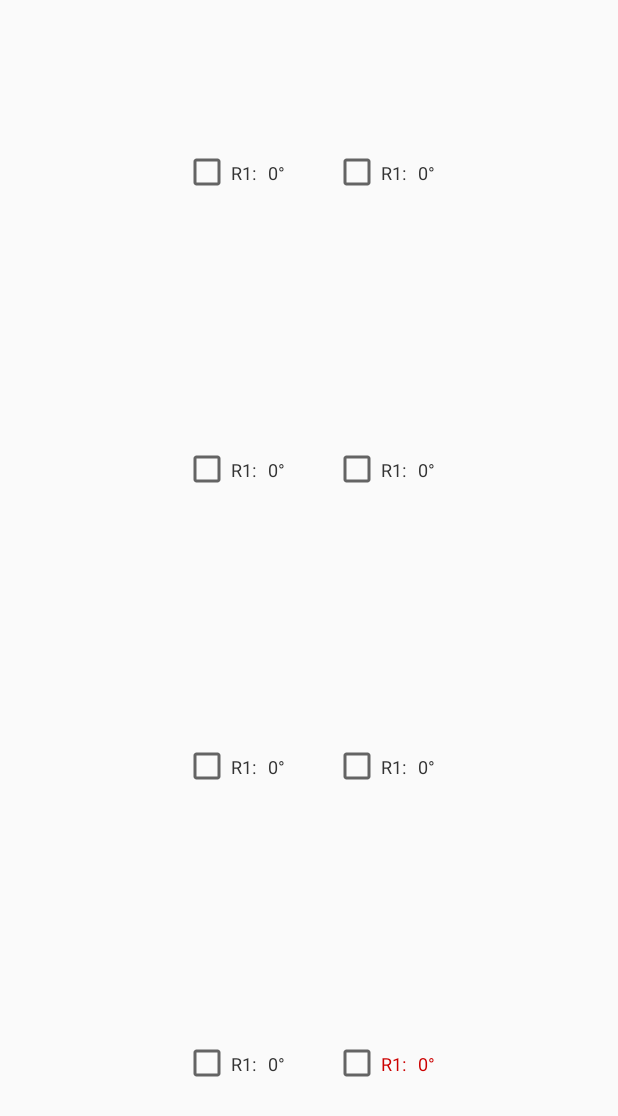
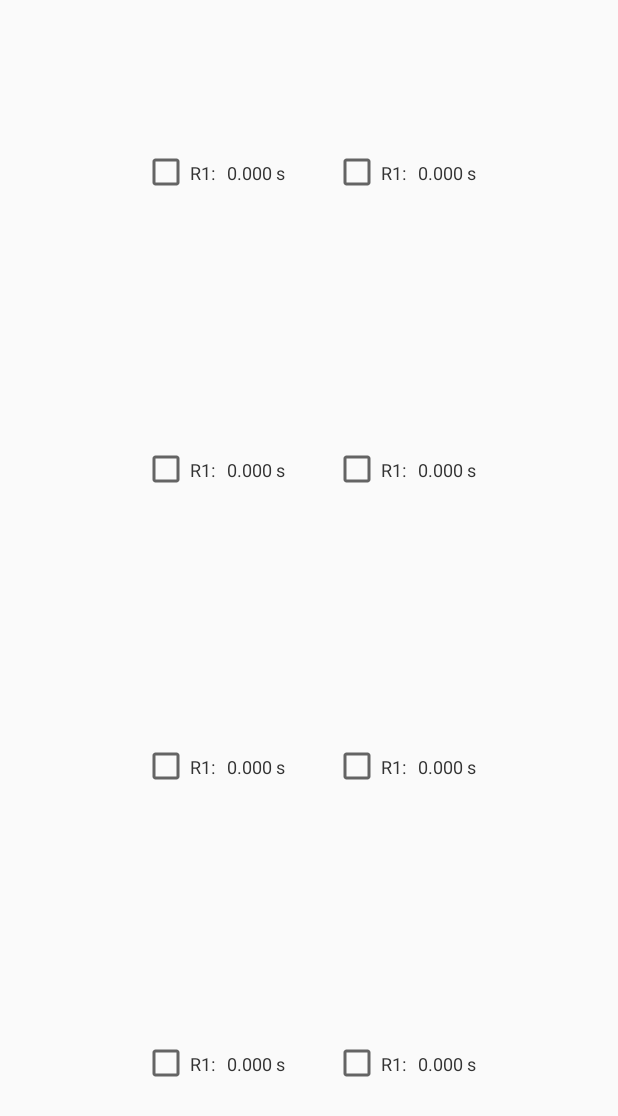
Before and after one commit to joss94/JRow, an Android app: the fragment TrainingTableFragment placed in its activity, on a phone screen of 412 x 824 dp. Shown: the top 1116 px of the screen. Run offline under Robolectric (Android 15) with nearby library versions, the light colour scheme and no system bars; libraries missing offline, so code that uses them is left out: com.jjoe64.graphview; plain views replace DrawerSlidingPane; 9 statements that could not run were skipped.

Commit message:
Auto stash for revert of "Merge branch 'dev' into feature/transformThreadsIntoServices"

```diff
--- a/app/src/main/java/com/joss/jrow/BluetoothConnectionActivity.java
+++ b/app/src/main/java/com/joss/jrow/BluetoothConnectionActivity.java
@@ -1,5 +1,7 @@
 package com.joss.jrow;
 
+import android.app.Dialog;
+import android.app.DialogFragment;
 import android.app.ProgressDialog;
 import android.bluetooth.BluetoothAdapter;
 import android.bluetooth.BluetoothDevice;
@@ -28,7 +30,7 @@ public abstract class BluetoothConnectionActivity extends AppCompatActivity impl
     private BluetoothConnectThread connectThread;
     private BluetoothListenThread listenThread;
 
-    ProgressDialog progress;
+    private ProgressDialogFragment progress;
 
     private final BroadcastReceiver mReceiver = new BroadcastReceiver() {
         @Override
@@ -47,10 +49,7 @@ public abstract class BluetoothConnectionActivity extends AppCompatActivity impl
         IntentFilter filter  = new IntentFilter(BluetoothDevice.ACTION_FOUND);
         registerReceiver(mReceiver, filter);
 
-        progress = new ProgressDialog(this);
-        progress.setTitle("Connecting");
-        progress.setMessage("Wait while connecting to the Arduino..");
-        progress.setCancelable(false); // disable dismiss by tapping outside of the dialog
+        progress = new ProgressDialogFragment();
     }
 
     @Override
@@ -93,7 +92,7 @@ public abstract class BluetoothConnectionActivity extends AppCompatActivity impl
     }
 
     private void connectToDevice(BluetoothDevice device){
-        progress.show();
+        progress.show(getFragmentManager(), "PROGRESS");
         connectThread = new BluetoothConnectThread(device, adapter, this);
 
         connectThread.start();
@@ -152,6 +151,17 @@ public abstract class BluetoothConnectionActivity extends AppCompatActivity impl
         }
     }
 
+    public static class ProgressDialogFragment extends DialogFragment {
+        @Override
+        public Dialog onCreateDialog(Bundle savedInstanceState) {
+            ProgressDialog progress = new ProgressDialog(getActivity().getApplicationContext());
+            progress.setTitle("Connecting");
+            progress.setMessage("Wait while connecting to the Arduino..");
+            progress.setCancelable(false); // disable dismiss by tapping outside of the dialog
+            return progress;
+        }
+    }
+
 
     protected abstract void onDeviceFound(BluetoothDevice device);
     protected abstract void onConnectionError(String error);
--- a/app/src/main/java/com/joss/jrow/TrainingEnvironment/TrainingFragment/DataContainer/GraphData.java
+++ b/app/src/main/java/com/joss/jrow/TrainingEnvironment/TrainingFragment/DataContainer/GraphData.java
@@ -11,7 +11,7 @@ import java.util.ArrayList;
 public class GraphData extends ArrayList<LineGraphSeries<DataPoint>> {
 
     private static final long serialVersionUID = -3630374071534032353L;
-    public static final int[] colors = {Color.GRAY, Color.rgb(255,102,0), Color.BLUE, Color.MAGENTA, Color.BLACK, Color.rgb(0, 150, 0), Color.rgb(100, 50, 130)};
+    public static final int[] colors = {Color.GRAY, Color.rgb(255,102,0), Color.BLUE, Color.MAGENTA, Color.BLACK, Color.rgb(0, 150, 0), Color.rgb(100, 50, 130), Color.RED};
 
     private static GraphData ourInstance = new GraphData();
 
--- a/app/src/main/java/com/joss/jrow/TrainingEnvironment/TrainingFragment/TrainingTableFragment.java
+++ b/app/src/main/java/com/joss/jrow/TrainingEnvironment/TrainingFragment/TrainingTableFragment.java
@@ -100,7 +100,7 @@ public class TrainingTableFragment extends Fragment implements Measures.OnNewMea
         namesLabels.add((TextView)v.findViewById(R.id.name7));
         namesLabels.add((TextView)v.findViewById(R.id.name8));
 
-        for(int i =0; i<7; i++){
+        for(int i=0; i<8; i++){
             namesLabels.get(i).setTextColor(GraphData.colors[i]);
             namesLabels.get(i).setText(Session.getSession().getRowers().get(i));
         }
--- a/app/src/main/res/layout-land/fragment_training_table.xml
+++ b/app/src/main/res/layout-land/fragment_training_table.xml
@@ -210,16 +210,14 @@
                 android:text="@string/dummy_rower"
                 android:maxLength="6"
                 android:layout_marginEnd="@dimen/margin_small"
-                android:textSize="@dimen/text_small"
-                android:textColor="@color/red"/>
+                android:textSize="@dimen/text_small" />
 
             <TextView
                 android:id="@+id/angle8"
                 android:layout_width="wrap_content"
                 android:layout_height="wrap_content"
                 android:text="@string/dummy_delay"
-                android:textSize="@dimen/text_small"
-                android:textColor="@color/red"/>
+                android:textSize="@dimen/text_small" />
         </TableRow>
 
     </TableLayout>
--- a/app/src/main/res/layout/fragment_training.xml
+++ b/app/src/main/res/layout/fragment_training.xml
@@ -28,7 +28,7 @@
             android:id="@+id/display_fragment"
             android:layout_width="match_parent"
             android:layout_height="0dp"
-            android:layout_weight="1"
+            android:layout_weight="1.5"
             tools:layout="@layout/activity_main" />
     </LinearLayout>
 
--- a/app/src/main/res/layout/fragment_training_table.xml
+++ b/app/src/main/res/layout/fragment_training_table.xml
@@ -198,16 +198,14 @@
                 android:text="@string/dummy_rower"
                 android:maxLength="6"
                 android:layout_marginEnd="@dimen/margin_small"
-                android:textSize="@dimen/text_small"
-                android:textColor="@color/red"/>
+                android:textSize="@dimen/text_small" />
 
             <TextView
                 android:id="@+id/angle8"
                 android:layout_width="wrap_content"
                 android:layout_height="wrap_content"
                 android:text="@string/dummy_delay"
-                android:textSize="@dimen/text_small"
-                android:textColor="@color/red"/>
+                android:textSize="@dimen/text_small" />
 
         </TableRow>
 
--- a/app/src/main/res/values/strings.xml
+++ b/app/src/main/res/values/strings.xml
@@ -3,7 +3,7 @@
     <string name="strokerate_default">0 st / min</string>
 
     <string name="dummy_rower" translatable="false">R1: </string>
-    <string name="dummy_delay" translatable="false">0°</string>
+    <string name="dummy_delay" translatable="false">0.000 s</string>
     <string name="start_pause" translatable="false">Start/Pause</string>
     <string name="calibrate">calibrate</string>
     <string name="jrow" translatable="false">JRow</string>
```
Also changed, not shown: app/src/main/java/com/joss/jrow/TrainingEnvironment/TrainingFragment/DataContainer/GraphViewFragment.java (+4 -4 lines).
